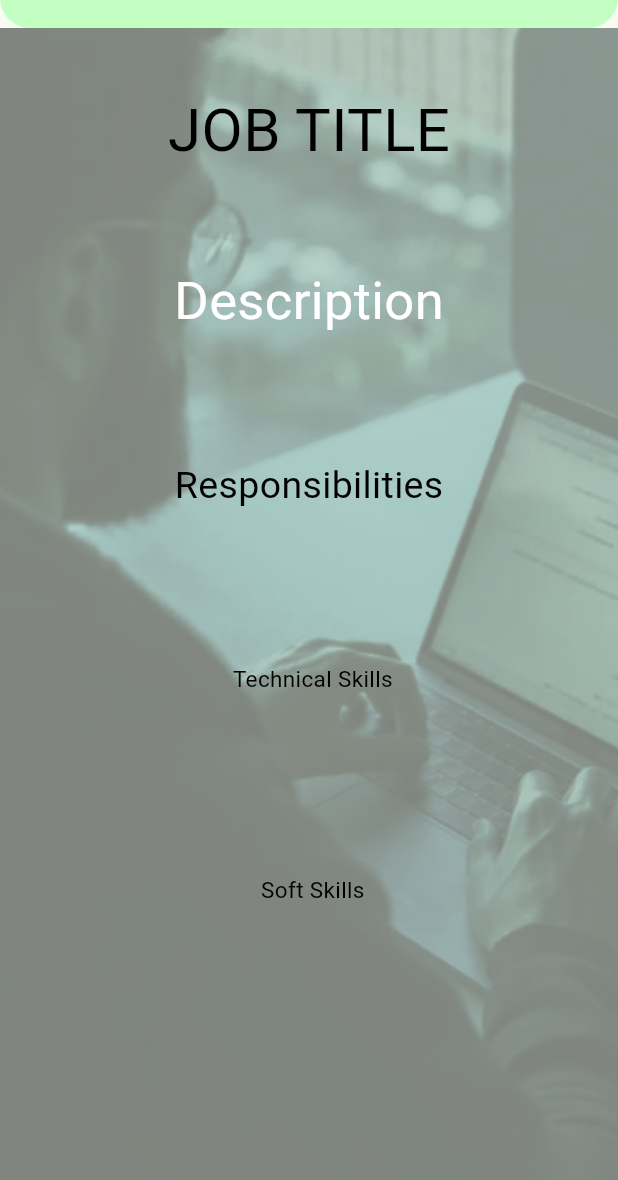
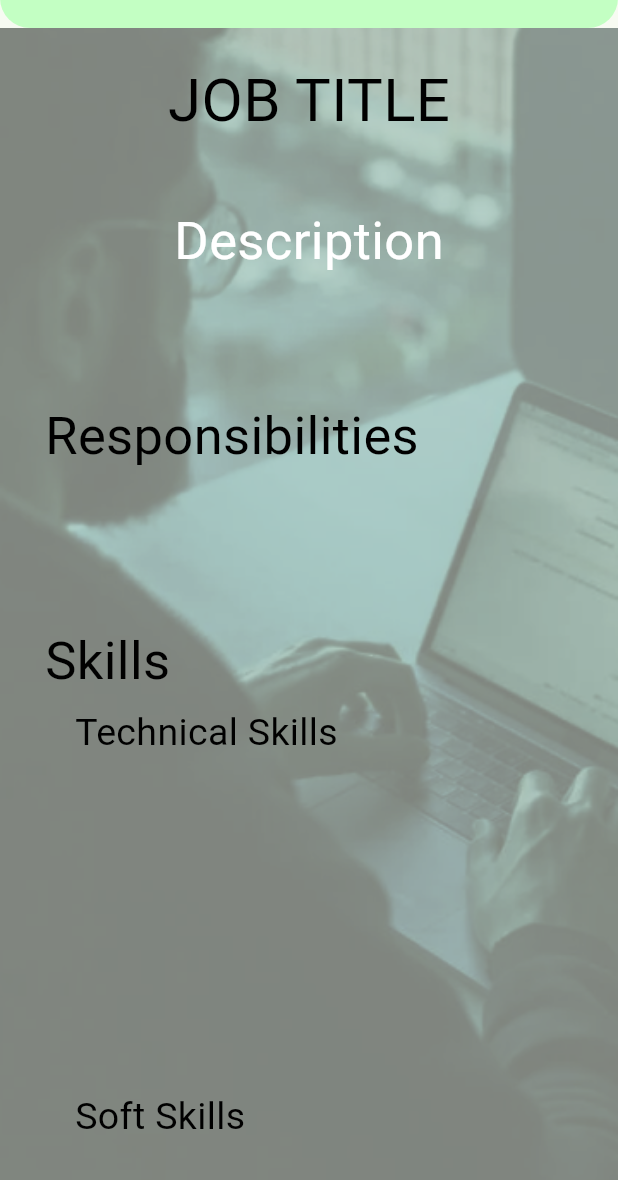
Before and after one commit to C-k-87/g4c, a Flutter app: the screen it shows after launch, on a phone screen of 412 x 824 dp, the part 56-1236 px from its top. Run offline on Flutter 3.47's test engine with Material 3 defaults, Android fonts, the phone set to English and light mode, and no system bars.

Commit message:
edited job des page

```diff
--- a/lib/Job_des.dart
+++ b/lib/Job_des.dart
@@ -4,11 +4,10 @@ import 'package:flutter/material.dart';
 class JobDescription extends StatelessWidget {
   const JobDescription({super.key});
 
-
-
-
   @override
   Widget build(BuildContext context) {
+    const String jobtitle = 'JOB TITLE';
+    const String description = 'Description';
     return const Scaffold(
       body: Stack(
         children: [
@@ -18,54 +17,65 @@ class JobDescription extends StatelessWidget {
             fit: BoxFit.cover,
           ),
           Column(
+            crossAxisAlignment: CrossAxisAlignment.start,
             children: [
               SizedBox(
-                height: 40,
+                height: 20,
               ),
               Align(
                 alignment: Alignment.center,
                 child: Text(
                   // ignore: unnecessary_string_interpolations
-                  'JOB TITLE',
+                  jobtitle,
                   style: TextStyle(color: Colors.black, fontSize: 40),
                 ),
               ),
-              SizedBox(height: 60),
+              SizedBox(height: 40),
               Align(
                 alignment: Alignment.center,
                 child: Text(
-                  'Description',
+                  description,
                   style: TextStyle(color: Colors.white, fontSize: 35),
                 ),
               ),
               SizedBox(
                 height: 80,
               ),
-              Align(
-                alignment: Alignment.center,
+              Padding(
+                padding: EdgeInsets.only(left: 30.0),
                 child: Text(
                   "Responsibilities",
-                  style: TextStyle(color: Colors.black, fontSize: 25),
+                  style: TextStyle(color: Colors.black, fontSize: 35),
                 ),
               ),
               SizedBox(
                 height: 100,
               ),
               Padding(
-                padding: EdgeInsets.only(left: 5.0),
+                padding: EdgeInsets.only(left: 30.0),
                 child: Text(
-                  'Technical Skills',
-                  style: TextStyle(color: Colors.black, fontSize: 15),
+                  "Skills",
+                  style: TextStyle(color: Colors.black, fontSize: 35),
                 ),
               ),
               SizedBox(
-                height: 120,
+                height: 5,
               ),
               Padding(
-                padding: EdgeInsets.only(left: 5.0),
+                padding: EdgeInsets.only(left: 50.0),
+                child: Text(
+                  'Technical Skills',
+                  style: TextStyle(color: Colors.black, fontSize: 25),
+                ),
+              ),
+              SizedBox(
+                height: 220,
+              ),
+              Padding(
+                padding: EdgeInsets.only(left: 50.0),
                 child: Text(
                   'Soft Skills',
-                  style: TextStyle(color: Colors.black, fontSize: 15),
+                  style: TextStyle(color: Colors.black, fontSize: 25),
                 ),
               )
             ],
```
